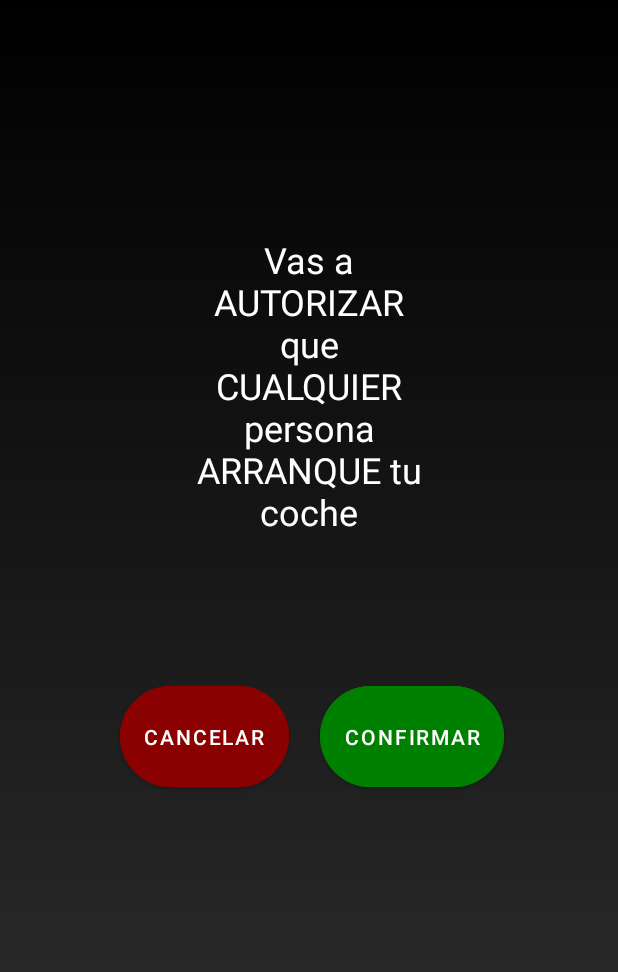
After one commit to Esmecarbea/TFCCarlosFdezIESBarajas15, an Android app: the ModoTallerActivity screen opened directly, with no data from a screen before it, on a phone screen of 412 x 824 dp. The commit adds this screen. Shown: the top 972 px of the screen. Run offline under Robolectric (Android 15) with nearby library versions, the phone set to English and light mode, and no system bars.

Commit message:
"Taller01 Botones"

```diff
--- a/app/build.gradle.kts
+++ b/app/build.gradle.kts
@@ -38,6 +38,7 @@ android {
 
 dependencies {
 
+    implementation("androidx.glance:glance:1.0.0")
     implementation(libs.androidx.core.ktx)
     implementation("androidx.appcompat:appcompat:1.6.1")
     implementation("com.google.android.material:material:1.10.0")
--- /dev/null
+++ b/app/src/main/java/com/tfc/fat13/ModoTallerActivity.kt
@@ -0,0 +1,34 @@
+package com.tfc.fat13
+
+import android.animation.ObjectAnimator
+import android.content.Intent
+import android.os.Bundle
+import android.widget.Button
+import android.widget.TextView
+import androidx.appcompat.app.AppCompatActivity
+
+class ModoTallerActivity : AppCompatActivity() {
+    override fun onCreate(savedInstanceState: Bundle?) {
+        super.onCreate(savedInstanceState)
+        setContentView(R.layout.activity_modo_taller)
+
+        val botonCancelar: Button = findViewById(R.id.boton_cancelar)
+        val botonConfirmar: Button = findViewById(R.id.boton_confirmar)
+        val textoModoTaller: TextView = findViewById(R.id.texto_modo_taller)
+
+        botonCancelar.setOnClickListener {
+            val intent = Intent(this, MainActivity::class.java)
+            startActivity(intent)
+        }
+
+        botonConfirmar.setOnClickListener {
+            // Por ahora no hacemos nada al pulsar "Confirmar"
+        }
+
+        val animacionParpadeo = ObjectAnimator.ofFloat(textoModoTaller, "alpha", 1f, 0f)
+        animacionParpadeo.duration = 500 // Duración de cada parpadeo en milisegundos
+        animacionParpadeo.repeatMode = ObjectAnimator.REVERSE // Se invierte al final
+        animacionParpadeo.repeatCount = ObjectAnimator.INFINITE // Se repite infinitamente
+        animacionParpadeo.start()
+    }
+}
--- /dev/null
+++ b/app/src/main/res/layout/activity_modo_taller.xml
@@ -0,0 +1,61 @@
+<?xml version="1.0" encoding="utf-8"?>
+<androidx.constraintlayout.widget.ConstraintLayout xmlns:android="http://schemas.android.com/apk/res/android"
+    xmlns:app="http://schemas.android.com/apk/res-auto"
+    xmlns:tools="http://schemas.android.com/tools"
+    android:layout_width="match_parent"
+    android:layout_height="match_parent"
+    android:background="@drawable/background_gradient"
+    tools:context=".ModoTallerActivity">
+
+    <androidx.constraintlayout.widget.Guideline
+        android:id="@+id/guideline_center"
+        android:layout_width="wrap_content"
+        android:layout_height="wrap_content"
+        android:orientation="horizontal"
+        app:layout_constraintGuide_percent="0.19" />
+
+    <TextView
+        android:id="@+id/texto_modo_taller"
+        android:layout_width="150dp"
+        android:layout_height="243dp"
+        android:layout_marginStart="16dp"
+        android:layout_marginEnd="16dp"
+        android:text="@string/texto_modo_taller"
+        android:textAlignment="center"
+        android:textColor="@color/white"
+        android:textSize="24sp"
+        app:layout_constraintEnd_toEndOf="parent"
+        app:layout_constraintStart_toStartOf="parent"
+        app:layout_constraintTop_toTopOf="@+id/guideline_center" />
+
+    <com.google.android.material.button.MaterialButton
+        android:id="@+id/boton_cancelar"
+        android:layout_width="wrap_content"
+        android:layout_height="wrap_content"
+        android:layout_marginStart="80dp"
+        android:backgroundTint="@color/red"
+        android:paddingVertical="24dp"
+        android:text="@string/cancelar"
+        android:textColor="@color/white"
+        app:cornerRadius="500dp"
+        app:layout_constraintBottom_toBottomOf="parent"
+        app:layout_constraintStart_toStartOf="parent"
+        app:layout_constraintTop_toBottomOf="@+id/texto_modo_taller"
+        app:layout_constraintVertical_bias="0.148" />
+
+    <com.google.android.material.button.MaterialButton
+        android:id="@+id/boton_confirmar"
+        android:layout_width="wrap_content"
+        android:layout_height="wrap_content"
+        android:layout_marginEnd="76dp"
+        android:backgroundTint="@color/green"
+        android:paddingVertical="24dp"
+        android:text="@string/confirmar"
+        android:textColor="@color/white"
+        app:cornerRadius="500dp"
+        app:layout_constraintBottom_toBottomOf="parent"
+        app:layout_constraintEnd_toEndOf="parent"
+        app:layout_constraintTop_toBottomOf="@+id/texto_modo_taller"
+        app:layout_constraintVertical_bias="0.148" />
+
+</androidx.constraintlayout.widget.ConstraintLayout>
--- a/app/src/main/res/values/strings.xml
+++ b/app/src/main/res/values/strings.xml
@@ -1,3 +1,8 @@
 <resources>
     <string name="app_name">FaT13</string>
+    <string name="acceso">Acceso</string>
+    <string name="modo_taller">Modo Taller</string>
+    <string name="texto_modo_taller">Vas a AUTORIZAR que CUALQUIER persona ARRANQUE tu coche</string>
+    <string name="cancelar">Cancelar</string>
+    <string name="confirmar">Confirmar</string>
 </resources>
--- a/app/src/main/res/values/themes.xml
+++ b/app/src/main/res/values/themes.xml
@@ -1,5 +1,16 @@
 <?xml version="1.0" encoding="utf-8"?>
 <resources>
-
-    <style name="Theme.FaT13" parent="android:Theme.Material.Light.NoActionBar" />
+    <style name="Theme.FaT13" parent="Theme.MaterialComponents.DayNight.NoActionBar">
+        <!-- Primary brand color. -->
+        <item name="colorPrimary">@color/purple_200</item>
+        <item name="colorPrimaryVariant">@color/purple_700</item>
+        <item name="colorOnPrimary">@color/black</item>
+        <!-- Secondary brand color. -->
+        <item name="colorSecondary">@color/teal_200</item>
+        <item name="colorSecondaryVariant">@color/teal_200</item>
+        <item name="colorOnSecondary">@color/black</item>
+        <!-- Status bar color. -->
+        <item name="android:statusBarColor">?attr/colorPrimaryVariant</item>
+        <!-- Customize your theme here. -->
+    </style>
 </resources>
```
Also changed, not shown: app/src/main/AndroidManifest.xml (+15 -7 lines), app/src/main/java/com/tfc/fat13/AccesoActivity.kt (+71 -16 lines), app/src/main/java/com/tfc/fat13/MainActivity.kt (+14 -6 lines), app/src/main/res/layout/activity_acceso.xml (+6 -6 lines).
